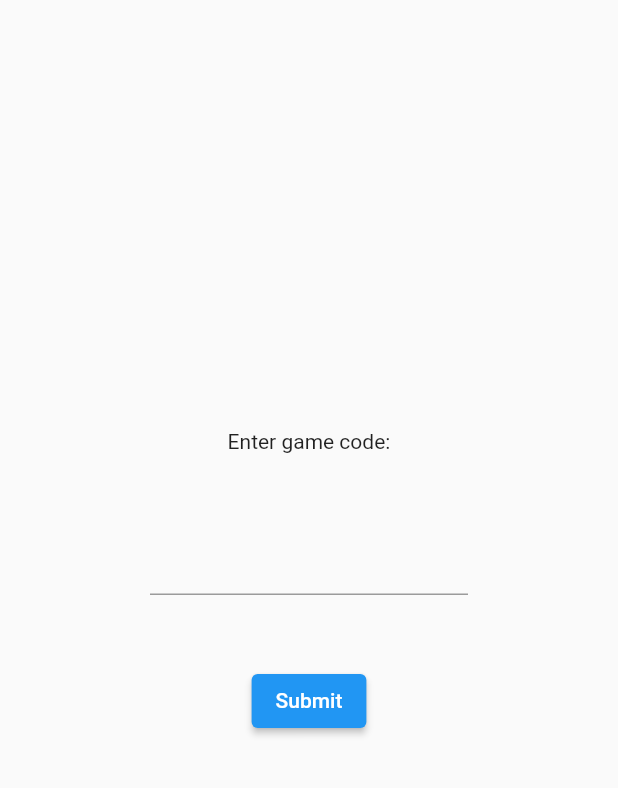
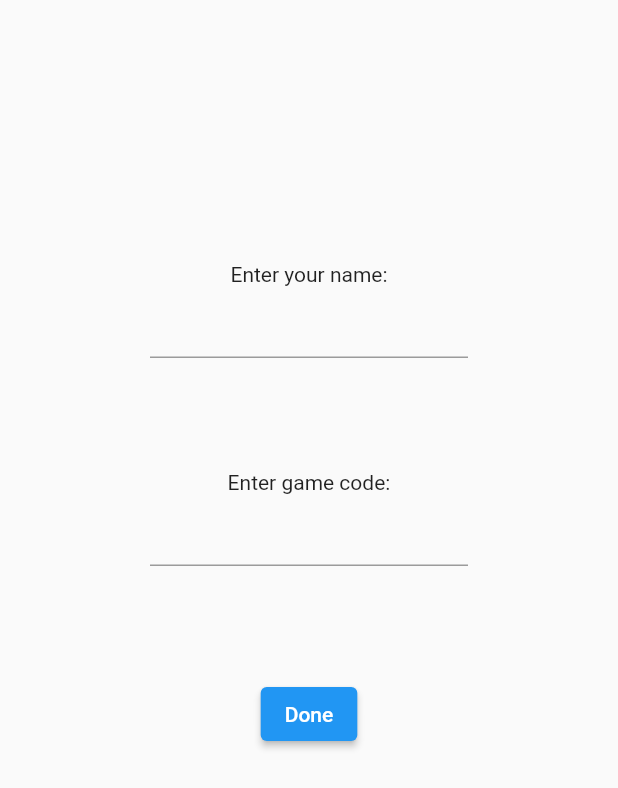
Before and after one commit to ng-andre/HighRoller, a Flutter app: the screen it shows after launch, after a tap on "Join Game", on a phone screen of 412 x 824 dp. Shown: the top 788 px of the screen. Run offline on Flutter 3.47's test engine with Material 2 defaults, Android fonts, the light colour scheme and no system bars; our stand-ins replace firebase_core, firebase_database, random_string; accounts and stored records are empty.

Commit message:
V1.5
Join Game and New Game working (beta)
Database access needs to be fixed for retrieving initial chips amount
Need to implement dynamic player list in game

```diff
--- /dev/null
+++ b/highroller/lib/joingamebeta.dart
@@ -0,0 +1,75 @@
+import 'package:flutter/material.dart';
+import 'package:flutter/services.dart';
+import 'package:firebase_database/firebase_database.dart';
+import 'package:firebase_core/firebase_core.dart';
+import 'package:random_string/random_string.dart';
+import 'dart:math' show Random;
+import 'gamelobbybeta.dart';
+
+class BetaJoinGame extends StatelessWidget {
+  // const BetaNewGame({ Key? key }) : super(key: key);
+
+  final textcontroller = TextEditingController();
+  final textcontroller2 = TextEditingController();
+  final db = FirebaseDatabase.instance.reference();
+
+  @override
+  Widget build(BuildContext context) {
+    return Scaffold(
+      resizeToAvoidBottomInset: false,
+      body: SafeArea(
+        child: Container(
+          alignment: Alignment.center,
+          padding: EdgeInsets.all(100.0),
+          child: Center(
+            child: Column(
+              children: [
+                Spacer(flex: 2),
+                Text("Enter your name:"),
+                TextField(
+                  inputFormatters: [
+                    FilteringTextInputFormatter.allow(RegExp("[a-zA-Z0-9]")),
+                  ],
+                  controller: textcontroller,
+                ),
+                Spacer(flex: 2),
+                Text("Enter game code:"),
+                TextField(
+                  inputFormatters: [
+                    FilteringTextInputFormatter.allow(RegExp("[a-zA-Z0-9]")),
+                  ],
+                  controller: textcontroller2,
+                ),
+                Spacer(flex: 2),
+                ElevatedButton(
+                    onPressed: () {
+                      //get initial value and set
+                      final data = db.child("Users");
+
+                      final int chips = db.child(textcontroller2.text.toUpperCase()).child("initial").once().getValue();
+                      db
+                          .child(textcontroller2.text.toUpperCase())
+                          .child(textcontroller.text)
+                          .set(chips);
+                      Navigator.push(
+                          context,
+                          MaterialPageRoute(
+                            builder: (context) => GameLobby(
+                              text: textcontroller2.text.toUpperCase(),
+                            ),
+                          ));
+                    },
+                    child: Text("Done")),
+                Spacer(flex: 6),
+              ],
+            ),
+          ),
+        ),
+      ),
+    );
+  }
+}
+
+void ValidateRoom(String roomID) {
+  db.
+}
--- a/highroller/lib/main.dart
+++ b/highroller/lib/main.dart
@@ -7,7 +7,8 @@ import 'package:highroller/firebase.dart';
 import 'setup.dart';
 import 'game.dart';
 import 'mahjong.dart';
-import 'lobby.dart';
+import 'newgamebeta.dart';
+import 'joingamebeta.dart';
 
 Future<void> main() async {
   WidgetsFlutterBinding.ensureInitialized();
@@ -16,11 +17,11 @@ Future<void> main() async {
     initialRoute: '/',
     routes: {
       '/': (context) => HomePage(),
-      '/join': (context) => JoinForm(),
-      '/new': (context) => NewGame(),
+      '/new': (context) => BetaNewGame(),
+      '/join': (context) => BetaJoinGame(),
       '/game': (context) => GameHome(),
       '/mahjong': (context) => MahjongSetup(),
-      '/lobby': (context) => InGame(),
+      '/testing': (context) => TestPage(),
     },
   ));
 }
@@ -42,7 +43,7 @@ class HomePage extends StatelessWidget {
                   onPressed: () => Navigator.pushNamed(context, '/join'),
                   child: Text("Join Game")),
               ElevatedButton(
-              onPressed: () => Navigator.pushNamed(context, '/lobby'),
+                  onPressed: () => Navigator.pushNamed(context, '/testing'),
                   child: Text("Testing")),
             ],
           ),
--- a/highroller/pubspec.yaml
+++ b/highroller/pubspec.yaml
@@ -34,6 +34,8 @@ dev_dependencies:
     sdk: flutter
   firebase_core: ^1.3.0
   firebase_database: ^6.1.2
+  random_string: ^2.1.0
+
 
 
 
```
Also changed, not shown: highroller/lib/firebase.dart (+5 -4 lines), highroller/lib/form.dart (+10 -0 lines), highroller/lib/gamelobbybeta.dart (added, +24 -0 lines), highroller/lib/lobby.dart (+7 -18 lines), highroller/lib/newgamebeta.dart (added, +80 -0 lines), highroller/lib/setup.dart (+18 -9 lines), highroller/lib/testcode.dart (added, +13 -0 lines), highroller/pubspec.lock, 1 other file. Lines whose indentation alone changed are shown as unchanged.
